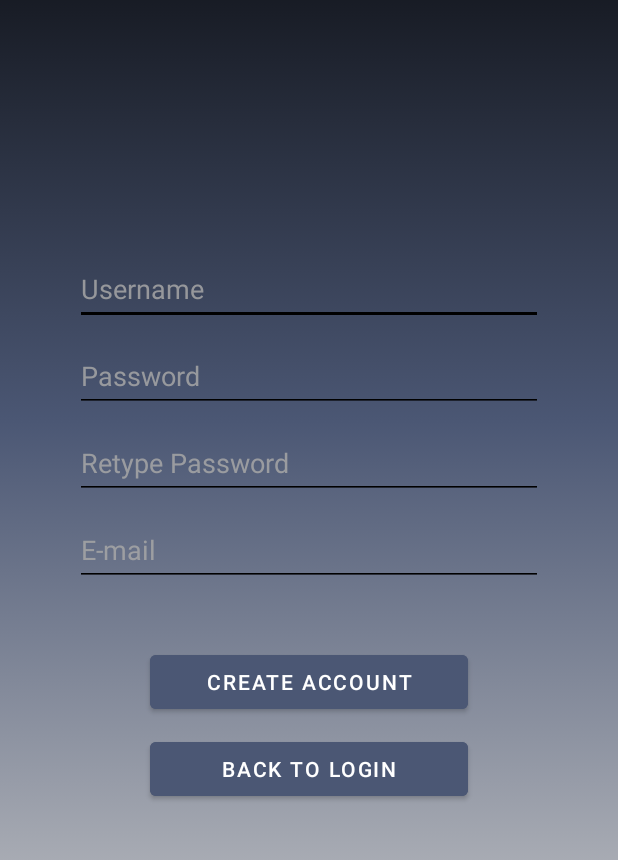
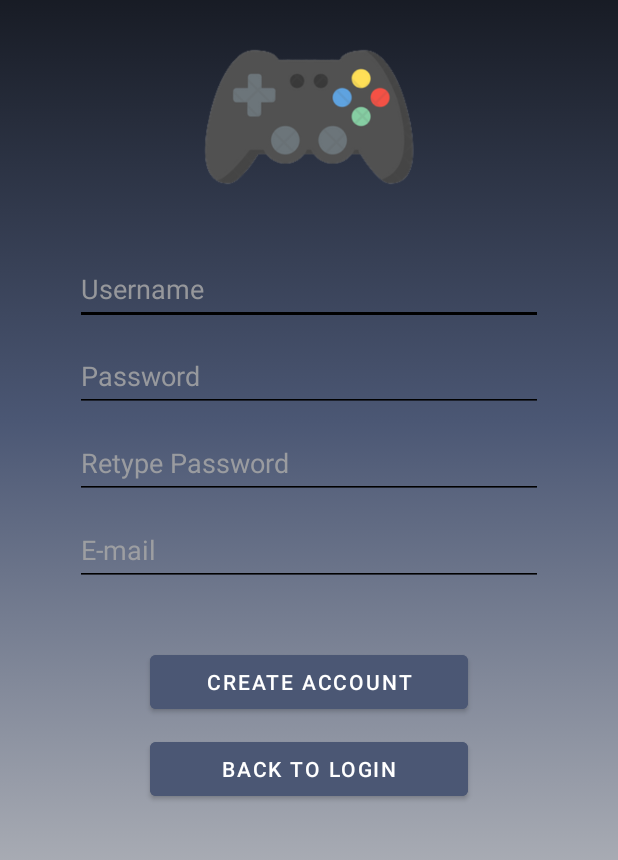
Before and after one commit to AJJ-Development/Android_FinalProject, an Android app: the CreateAccountActivity screen opened directly, with no data from a screen before it, on a phone screen of 412 x 824 dp, the part 197-1057 px from its top. Run offline under Robolectric (Android 15) with nearby library versions, the phone set to English and light mode, and no system bars; libraries missing offline, so code that uses them is left out: com.parse.

Commit message:
logo added

```diff
--- a/app/src/main/res/layout/activity_create_account.xml
+++ b/app/src/main/res/layout/activity_create_account.xml
@@ -115,4 +115,13 @@
         android:text="GAME HUB"
         android:textSize="45sp"
         android:textColor="@color/white"/>
+
+    <ImageView
+        android:id="@+id/ivController"
+        android:layout_width="wrap_content"
+        android:layout_height="158dp"
+        android:layout_alignParentTop="true"
+        android:layout_centerHorizontal="true"
+        android:layout_marginTop="130dp"
+        app:srcCompat="@drawable/controller" />
 </RelativeLayout>
```
Also changed, not shown: app/src/main/res/layout/activity_login.xml (+9 -0 lines), app/src/main/res/drawable/controller.png (added).
